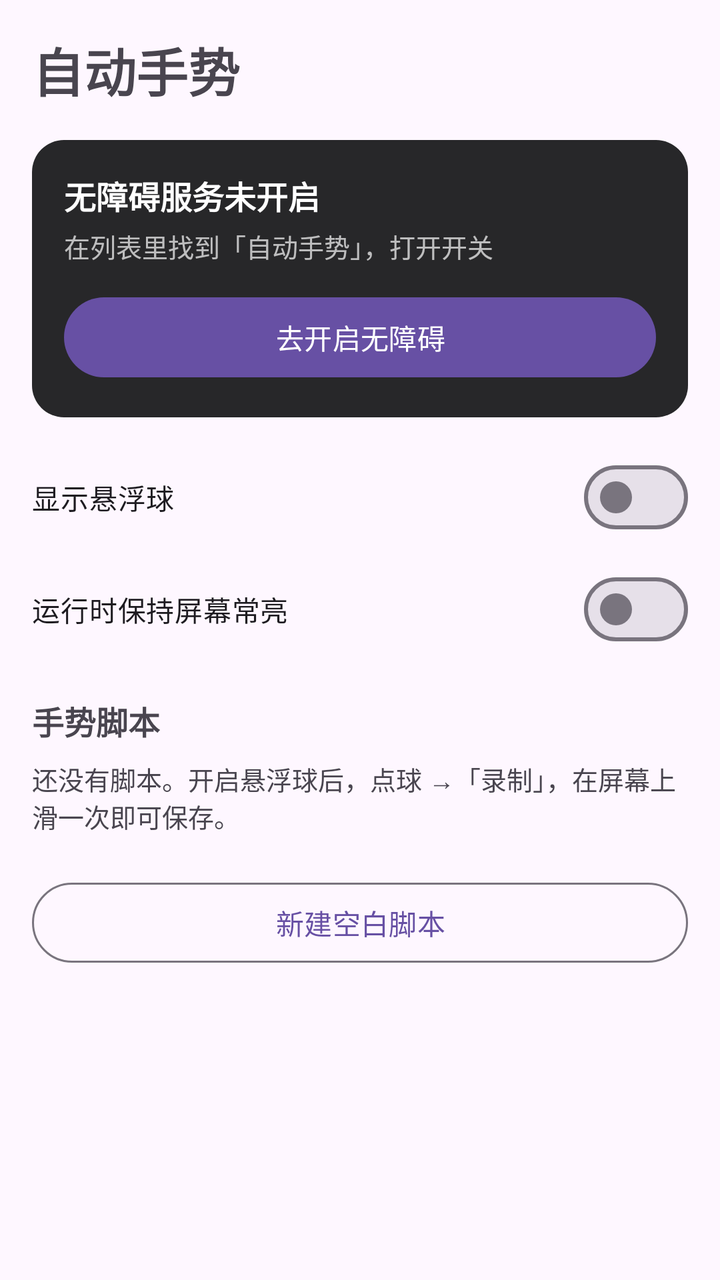
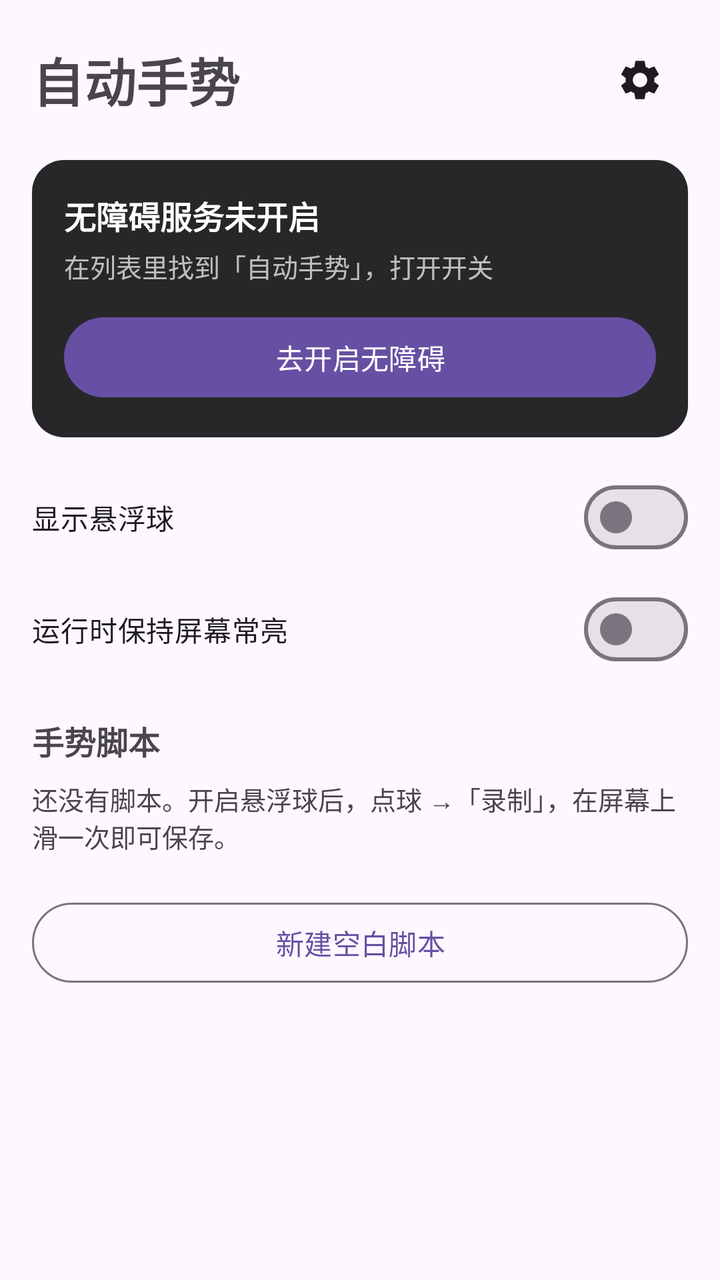

The first picture is an Android layout as it rendered before a commit; the second is the same layout after the commit. The layout source and the unified diff follow.
<!-- AndroidManifest.xml: application theme Theme.AutoHand -->
<!-- res/layout/activity_main.xml -->
<?xml version="1.0" encoding="utf-8"?>
<ScrollView xmlns:android="http://schemas.android.com/apk/res/android"
    android:layout_width="match_parent"
    android:layout_height="match_parent"
    android:fillViewport="true">

    <LinearLayout
        android:layout_width="match_parent"
        android:layout_height="wrap_content"
        android:orientation="vertical"
        android:padding="16dp">

        <TextView
            android:layout_width="wrap_content"
            android:layout_height="wrap_content"
            android:text="@string/app_name"
            android:textSize="26sp"
            android:textStyle="bold" />

        <LinearLayout
            android:layout_width="match_parent"
            android:layout_height="wrap_content"
            android:layout_marginTop="16dp"
            android:background="@drawable/bg_panel"
            android:orientation="vertical"
            android:padding="16dp">

            <TextView
                android:id="@+id/statusText"
                android:layout_width="match_parent"
                android:layout_height="wrap_content"
                android:text="@string/status_service_off"
                android:textColor="@color/panel_text"
                android:textSize="16sp"
                android:textStyle="bold" />

            <TextView
                android:id="@+id/statusHint"
                android:layout_width="match_parent"
                android:layout_height="wrap_content"
                android:layout_marginTop="4dp"
                android:text="@string/btn_open_accessibility_hint"
                android:textColor="@color/panel_text_dim"
                android:textSize="13sp" />

            <com.google.android.material.button.MaterialButton
                android:id="@+id/btnAccessibility"
                android:layout_width="match_parent"
                android:layout_height="wrap_content"
                android:layout_marginTop="12dp"
                android:text="@string/btn_open_accessibility" />
        </LinearLayout>

        <com.google.android.material.materialswitch.MaterialSwitch
            android:id="@+id/switchBall"
            android:layout_width="match_parent"
            android:layout_height="wrap_content"
            android:layout_marginTop="16dp"
            android:text="@string/switch_ball" />

        <com.google.android.material.materialswitch.MaterialSwitch
            android:id="@+id/switchKeepScreenOn"
            android:layout_width="match_parent"
            android:layout_height="wrap_content"
            android:layout_marginTop="8dp"
            android:text="@string/switch_keep_screen_on" />

        <TextView
            android:layout_width="match_parent"
            android:layout_height="wrap_content"
            android:layout_marginTop="20dp"
            android:text="@string/section_scripts"
            android:textSize="16sp"
            android:textStyle="bold" />

        <TextView
            android:id="@+id/emptyText"
            android:layout_width="match_parent"
            android:layout_height="wrap_content"
            android:layout_marginTop="8dp"
            android:text="@string/empty_scripts"
            android:textSize="13sp" />

        <androidx.recyclerview.widget.RecyclerView
            android:id="@+id/scriptList"
            android:layout_width="match_parent"
            android:layout_height="wrap_content"
            android:layout_marginTop="8dp"
            android:nestedScrollingEnabled="false" />

        <com.google.android.material.button.MaterialButton
            android:id="@+id/btnNewScript"
            style="@style/Widget.Material3.Button.OutlinedButton"
            android:layout_width="match_parent"
            android:layout_height="wrap_content"
            android:layout_marginTop="12dp"
            android:text="@string/btn_add_manual" />
    </LinearLayout>
</ScrollView>
<!-- resources referenced by this layout -->
<resources>
  <color name="panel_text">#FFFFFFFF</color>
  <color name="panel_text_dim">#B3FFFFFF</color>
  <!-- drawable bg_panel (drawable) -->
  <?xml version="1.0" encoding="utf-8"?>
  <shape xmlns:android="http://schemas.android.com/apk/res/android"
      android:shape="rectangle">
      <solid android:color="@color/panel_bg" />
      <corners android:radius="16dp" />
  </shape>
  <string name="app_name">自动手势</string>
  <string name="btn_add_manual">新建空白脚本</string>
  <string name="btn_open_accessibility">去开启无障碍</string>
  <string name="btn_open_accessibility_hint">在列表里找到「自动手势」，打开开关</string>
  <string name="empty_scripts">还没有脚本。开启悬浮球后，点球 →「录制」，在屏幕上滑一次即可保存。</string>
  <string name="section_scripts">手势脚本</string>
  <string name="status_service_off">无障碍服务未开启</string>
  <string name="switch_ball">显示悬浮球</string>
  <string name="switch_keep_screen_on">运行时保持屏幕常亮</string>
  <style name="Theme.AutoHand" parent="Theme.Material3.DayNight.NoActionBar" />
  <color name="panel_bg">#F21C1C1E</color>
</resources>

<!-- the commit's change to res/layout/activity_main.xml (unified diff, before → after) -->
@@ -10,12 +10,28 @@
         android:orientation="vertical"
         android:padding="16dp">
 
-        <TextView
-            android:layout_width="wrap_content"
+        <LinearLayout
+            android:layout_width="match_parent"
             android:layout_height="wrap_content"
-            android:text="@string/app_name"
-            android:textSize="26sp"
-            android:textStyle="bold" />
+            android:gravity="center_vertical"
+            android:orientation="horizontal">
+
+            <TextView
+                android:layout_width="0dp"
+                android:layout_height="wrap_content"
+                android:layout_weight="1"
+                android:text="@string/app_name"
+                android:textSize="26sp"
+                android:textStyle="bold" />
+
+            <ImageButton
+                android:id="@+id/btnSettings"
+                android:layout_width="48dp"
+                android:layout_height="48dp"
+                android:background="?attr/selectableItemBackgroundBorderless"
+                android:contentDescription="@string/settings"
+                android:src="@drawable/ic_settings" />
+        </LinearLayout>
 
         <LinearLayout
             android:layout_width="match_parent"
<!-- resource entries referenced after the edit -->
@@ -9,12 +9,24 @@
       <solid android:color="@color/panel_bg" />
       <corners android:radius="16dp" />
   </shape>
+  <!-- drawable ic_settings (drawable) -->
+  <vector xmlns:android="http://schemas.android.com/apk/res/android"
+      android:width="24dp"
+      android:height="24dp"
+      android:viewportWidth="24"
+      android:viewportHeight="24"
+      android:tint="?android:attr/textColorPrimary">
+      <path
+          android:fillColor="@android:color/white"
+          android:pathData="M19.14,12.94c0.04,-0.3 0.06,-0.61 0.06,-0.94c0,-0.32 -0.02,-0.64 -0.07,-0.94l2.03,-1.58c0.18,-0.14 0.23,-0.41 0.12,-0.61l-1.92,-3.32c-0.12,-0.22 -0.37,-0.29 -0.59,-0.22l-2.39,0.96c-0.5,-0.38 -1.03,-0.7 -1.62,-0.94L14.4,2.81c-0.04,-0.24 -0.24,-0.41 -0.48,-0.41h-3.84c-0.24,0 -0.43,0.17 -0.47,0.41L9.25,5.35C8.66,5.59 8.12,5.92 7.63,6.29L5.24,5.33c-0.22,-0.08 -0.47,0 -0.59,0.22L2.74,8.87C2.62,9.08 2.66,9.34 2.86,9.48l2.03,1.58C4.84,11.36 4.8,11.69 4.8,12s0.02,0.64 0.07,0.94l-2.03,1.58c-0.18,0.14 -0.23,0.41 -0.12,0.61l1.92,3.32c0.12,0.22 0.37,0.29 0.59,0.22l2.39,-0.96c0.5,0.38 1.03,0.7 1.62,0.94l0.36,2.54c0.05,0.24 0.24,0.41 0.48,0.41h3.84c0.24,0 0.44,-0.17 0.47,-0.41l0.36,-2.54c0.59,-0.24 1.13,-0.56 1.62,-0.94l2.39,0.96c0.22,0.08 0.47,0 0.59,-0.22l1.92,-3.32c0.12,-0.22 0.07,-0.47 -0.12,-0.61L19.14,12.94zM12,15.6c-1.98,0 -3.6,-1.62 -3.6,-3.6s1.62,-3.6 3.6,-3.6s3.6,1.62 3.6,3.6S13.98,15.6 12,15.6z" />
+  </vector>
   <string name="app_name">自动手势</string>
   <string name="btn_add_manual">新建空白脚本</string>
   <string name="btn_open_accessibility">去开启无障碍</string>
   <string name="btn_open_accessibility_hint">在列表里找到「自动手势」，打开开关</string>
   <string name="empty_scripts">还没有脚本。开启悬浮球后，点球 →「录制」，在屏幕上滑一次即可保存。</string>
   <string name="section_scripts">手势脚本</string>
+  <string name="settings">设置</string>
   <string name="status_service_off">无障碍服务未开启</string>
   <string name="switch_ball">显示悬浮球</string>
   <string name="switch_keep_screen_on">运行时保持屏幕常亮</string>
